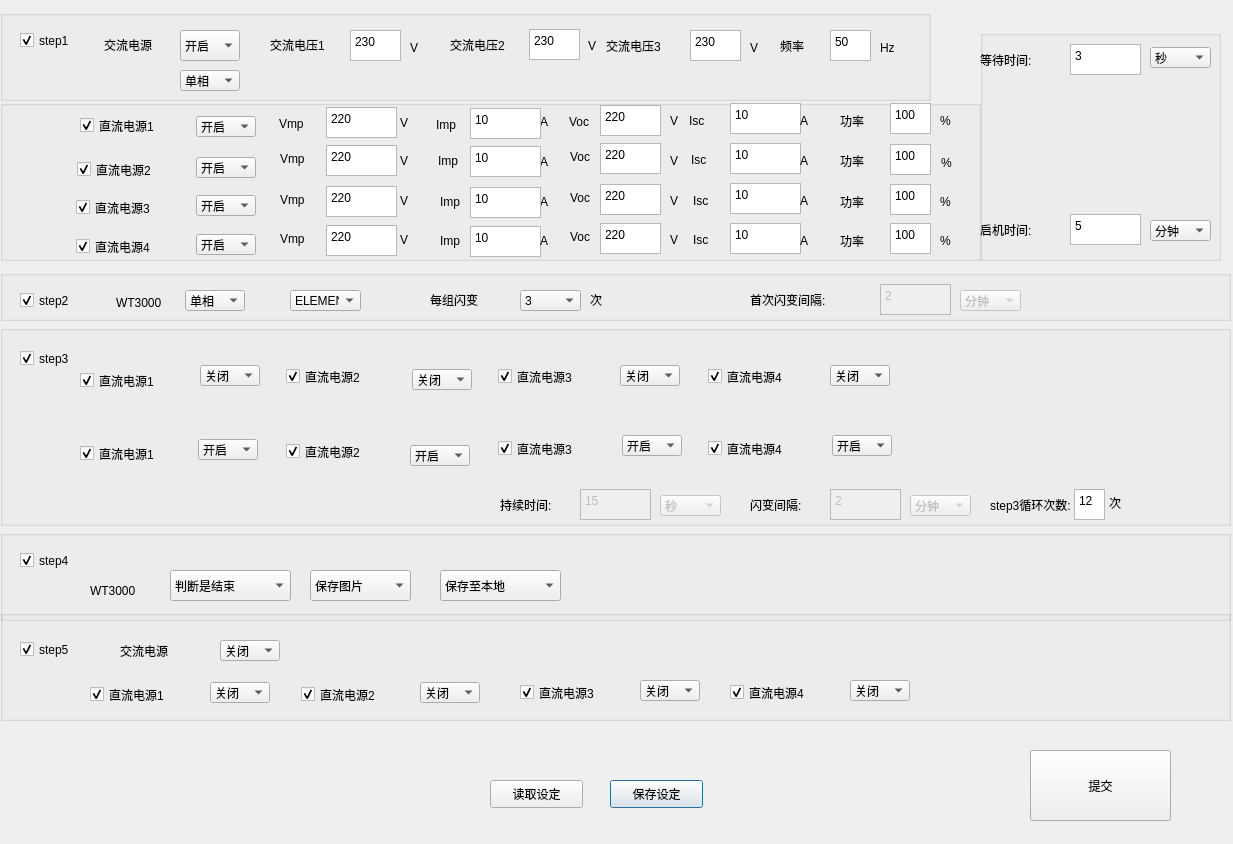
Above: ui_files/Dialog_thaiguodianyashanbian.ui from TZTANG97/solarautotestnewui before the change. Below: the same form after it.
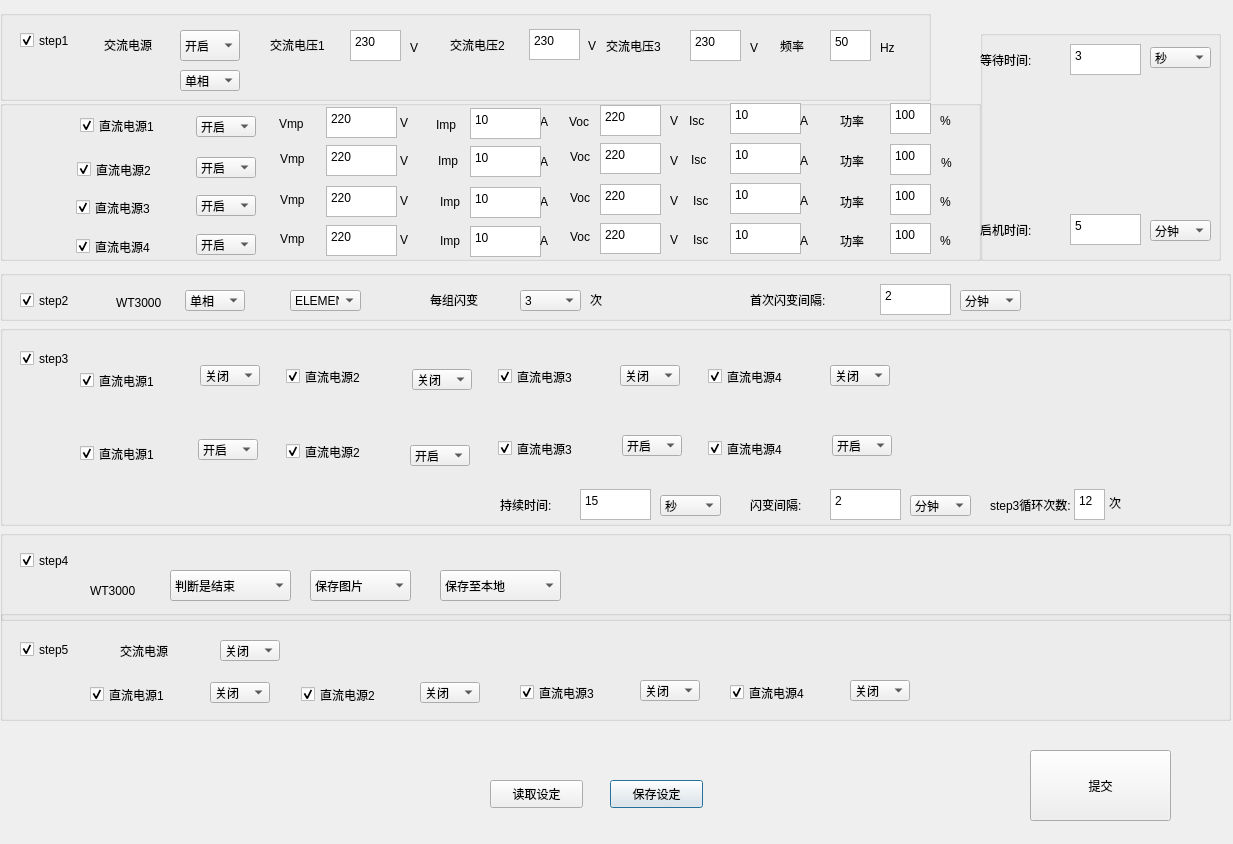
That is the form after the change. Icons and pictures are not drawn.

Commit message: Enable input fields in Dialog_thaiguodianyashanbian.py for S2 and S3 time settings. Add a new settings dialog for WT3000 in Dialog_thaiWT3000_Setting.py, including baud rate configuration. Update SCPI_Test.py to include a button for setting WT3000 options. Introduce a test client for WT3000 SCPI commands in test_client_WT3000.py.

```diff
--- a/ui_files/Dialog_thaiguodianyashanbian.ui
+++ b/ui_files/Dialog_thaiguodianyashanbian.ui
@@ -32,7 +32,7 @@
    </property>
    <widget class="QComboBox" name="comboBox_S2_TIME">
     <property name="enabled">
-     <bool>false</bool>
+     <bool>true</bool>
     </property>
     <property name="geometry">
      <rect>
@@ -86,7 +86,7 @@
    </widget>
    <widget class="QTextEdit" name="textEdit_S2_TIME">
     <property name="enabled">
-     <bool>false</bool>
+     <bool>true</bool>
     </property>
     <property name="geometry">
      <rect>
@@ -296,7 +296,7 @@
    </widget>
    <widget class="QComboBox" name="comboBox_S3_TIME">
     <property name="enabled">
-     <bool>false</bool>
+     <bool>true</bool>
     </property>
     <property name="geometry">
      <rect>
@@ -324,7 +324,7 @@
    </widget>
    <widget class="QComboBox" name="comboBox_S3_TIME_2">
     <property name="enabled">
-     <bool>false</bool>
+     <bool>true</bool>
     </property>
     <property name="geometry">
      <rect>
@@ -392,7 +392,7 @@
    </widget>
    <widget class="QTextEdit" name="textEdit_S3_TIME">
     <property name="enabled">
-     <bool>false</bool>
+     <bool>true</bool>
     </property>
     <property name="geometry">
      <rect>
@@ -579,7 +579,7 @@
    </widget>
    <widget class="QTextEdit" name="textEdit_S3_TIME_2">
     <property name="enabled">
-     <bool>false</bool>
+     <bool>true</bool>
     </property>
     <property name="geometry">
      <rect>
```
The commit also changes 27 other files.
